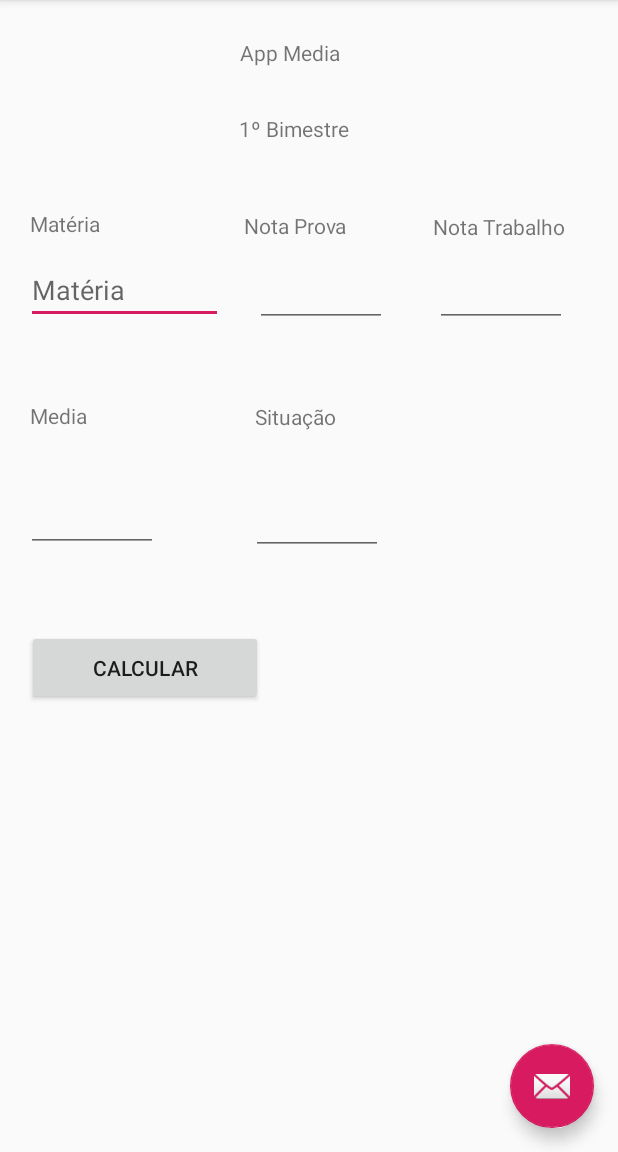
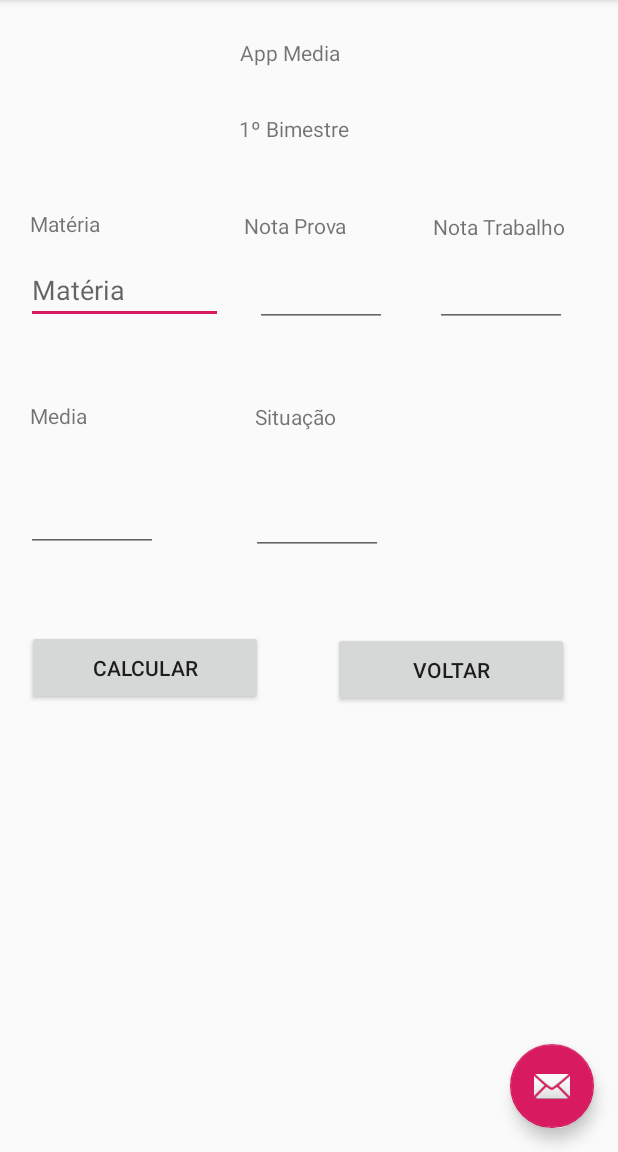
Before and after one commit to apsiqueira/MediaEscolarScroll, an Android app: the PrimeiroBimestreActivity screen opened directly, with no data from a screen before it, on a phone screen of 412 x 824 dp, the part 84-1236 px from its top. Run offline under Robolectric (Android 15) with nearby library versions, the phone set to English and light mode, and no system bars.

Commit message:
navegação dos botoes(falta programar o voltar para os bimestres)

```diff
--- a/app/src/main/java/com/example/mediaescolarscroll/PrimeiroBimestreActivity.java
+++ b/app/src/main/java/com/example/mediaescolarscroll/PrimeiroBimestreActivity.java
@@ -1,5 +1,6 @@
 package com.example.mediaescolarscroll;
 
+import android.content.Intent;
 import android.os.Bundle;
 import android.support.design.widget.FloatingActionButton;
 import android.support.design.widget.Snackbar;
@@ -19,6 +20,8 @@ public class PrimeiroBimestreActivity extends AppCompatActivity {
     private EditText media;
     private EditText situcaoFinal;
     private Button btnCalcular;
+    private  Button btnVoltar;
+    private Intent intent;
 
 
 
@@ -38,6 +41,17 @@ public class PrimeiroBimestreActivity extends AppCompatActivity {
         Toolbar toolbar = findViewById(R.id.toolbar);
         setSupportActionBar(toolbar);
         FloatingActionButton fab = findViewById(R.id.fab);
+        btnVoltar=findViewById(R.id.btnVoltar);
+
+
+        btnVoltar.setOnClickListener(new View.OnClickListener() {
+            @Override
+            public void onClick(View view) {
+                intent=new Intent(getApplicationContext(),MainActivity.class);
+                startActivity(intent);
+
+            }
+        });
 
 
         btnCalcular.setOnClickListener(new View.OnClickListener() {
--- a/app/src/main/java/com/example/mediaescolarscroll/SegundoBimestreActivity.java
+++ b/app/src/main/java/com/example/mediaescolarscroll/SegundoBimestreActivity.java
@@ -28,7 +28,7 @@ public class SegundoBimestreActivity extends AppCompatActivity {
     @Override
     protected void onCreate(Bundle savedInstanceState) {
         super.onCreate(savedInstanceState);
-        setContentView(R.layout.activity_primeiro_bimestre);
+        setContentView(R.layout.activity_segundo_bimestre);
         nomeMateria=findViewById(R.id.editTextMateria);
         notaProva=findViewById(R.id.editTextNotaProva);
         notaTrabalho=findViewById(R.id.editTextNotaTrabalho);
--- a/app/src/main/res/layout/content_primeiro_bimestre.xml
+++ b/app/src/main/res/layout/content_primeiro_bimestre.xml
@@ -180,4 +180,20 @@
         android:layout_marginRight="80dp"
         android:text="@string/btnCalcular" />
 
+    <Button
+        android:id="@+id/btnVoltar"
+        android:layout_width="30dp"
+        android:layout_height="50dp"
+        android:layout_below="@+id/editTextMedia"
+        android:layout_alignEnd="@+id/editTextSituacao"
+        android:layout_alignRight="@+id/editTextSituacao"
+        android:layout_alignParentStart="true"
+        android:layout_alignParentLeft="true"
+        android:layout_marginStart="222dp"
+        android:layout_marginLeft="222dp"
+        android:layout_marginTop="53dp"
+        android:layout_marginEnd="-124dp"
+        android:layout_marginRight="-124dp"
+        android:text="@string/btnVoltar" />
+
 </RelativeLayout>
--- a/app/src/main/res/values/strings.xml
+++ b/app/src/main/res/values/strings.xml
@@ -7,4 +7,5 @@
     <string name="quartoBimestre">4º Bimestre</string>
     <string name="tituloMateria">Matéria</string>
     <string name="btnCalcular">Calcular</string>
+    <string name="btnVoltar">Voltar</string>
 </resources>
```
Also changed, not shown: app/src/main/AndroidManifest.xml (+6 -6 lines), app/src/main/java/com/example/mediaescolarscroll/MainActivity.java (+57 -1 lines), app/src/main/res/layout/content_main.xml (+8 -4 lines), app/src/main/res/layout/content_quarto_bimestre.xml (+15 -0 lines), app/src/main/res/layout/content_segundo_bimestre.xml (+15 -0 lines), app/src/main/res/layout/content_terceiro_bimestre.xml (+15 -0 lines).
